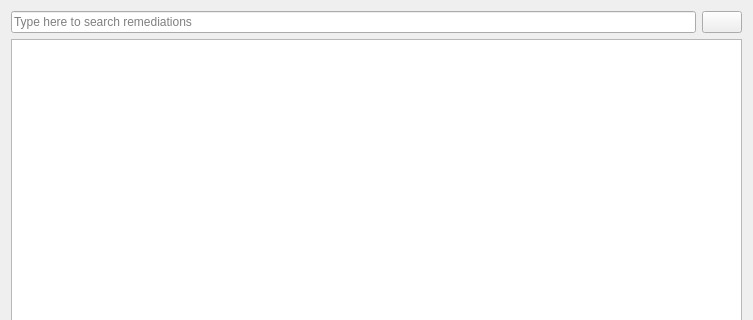
Old version of the form remediation_select_page.ui in the repository h4636oh/EasyAudit_QT; both pictures show x 0 to 753 and y 0 to 320 of the 753 by 663 pixel window.
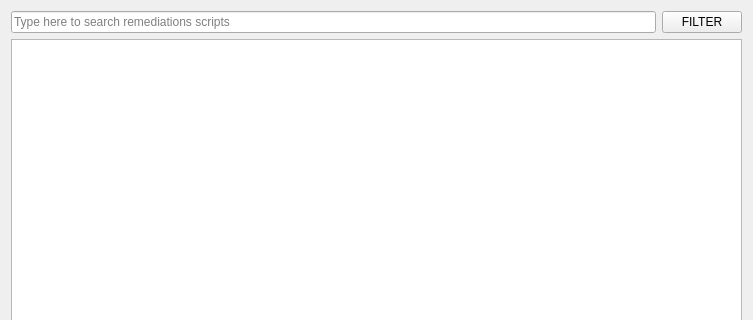
New version of the form. Icons and pictures are not drawn.

```diff
--- a/remediation_select_page.ui
+++ b/remediation_select_page.ui
@@ -28,14 +28,14 @@
         <bool>true</bool>
        </property>
        <property name="placeholderText">
-        <string>Type here to search remediations</string>
+        <string>Type here to search remediations scripts</string>
        </property>
       </widget>
      </item>
      <item>
       <widget class="QPushButton" name="filter_btn">
        <property name="text">
-        <string/>
+        <string>FILTER</string>
        </property>
        <property name="icon">
         <iconset theme="QIcon::ThemeIcon::ImageLoading"/>
```
